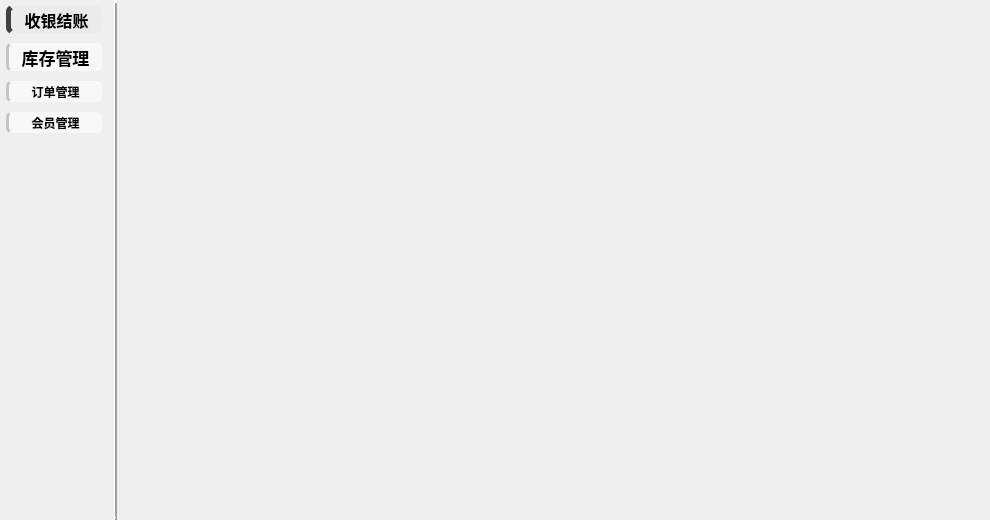
ylxcvvan/Supermarket-Commodity-Management-System, file view/page/pagemain.ui: the form before one commit.
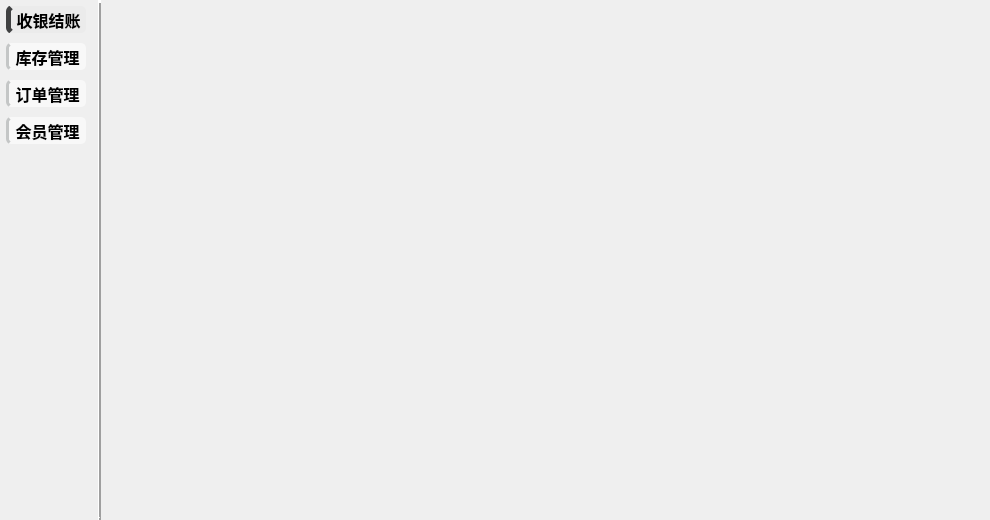
The form after the commit. Icons and pictures are not drawn. Custom widgets are drawn as their Qt base class.

Commit message: 取消了左侧按钮的随界面的变大变小的设置，当窗口变大时，出现卡顿的bug仍需要解决

The edit to the form file:
```diff
--- a/view/page/pagemain.ui
+++ b/view/page/pagemain.ui
@@ -13,7 +13,7 @@
   <property name="windowTitle">
    <string>Form</string>
   </property>
-  <layout class="QHBoxLayout" name="horizontalLayout" stretch="1,0,8">
+  <layout class="QHBoxLayout" name="horizontalLayout" stretch="0,0,8">
    <property name="leftMargin">
     <number>0</number>
    </property>
@@ -44,9 +44,9 @@
       <number>6</number>
      </property>
      <item>
-      <widget class="ResizableIconButton" name="toolButtonCashier">
+      <widget class="QToolButton" name="toolButtonCashier">
        <property name="sizePolicy">
-        <sizepolicy hsizetype="Expanding" vsizetype="Preferred">
+        <sizepolicy hsizetype="Preferred" vsizetype="Preferred">
          <horstretch>0</horstretch>
          <verstretch>0</verstretch>
         </sizepolicy>
@@ -117,9 +117,9 @@
       </widget>
      </item>
      <item>
-      <widget class="ResizableIconButton" name="toolButtonInventory">
+      <widget class="QToolButton" name="toolButtonInventory">
        <property name="sizePolicy">
-        <sizepolicy hsizetype="Expanding" vsizetype="Preferred">
+        <sizepolicy hsizetype="Preferred" vsizetype="Preferred">
          <horstretch>0</horstretch>
          <verstretch>0</verstretch>
         </sizepolicy>
@@ -133,7 +133,7 @@
        <property name="font">
         <font>
          <family>微软雅黑</family>
-         <pointsize>13</pointsize>
+         <pointsize>12</pointsize>
          <bold>true</bold>
         </font>
        </property>
@@ -182,9 +182,9 @@
       </widget>
      </item>
      <item>
-      <widget class="ResizableIconButton" name="toolButtonOrder">
+      <widget class="QToolButton" name="toolButtonOrder">
        <property name="sizePolicy">
-        <sizepolicy hsizetype="Expanding" vsizetype="Preferred">
+        <sizepolicy hsizetype="Preferred" vsizetype="Preferred">
          <horstretch>0</horstretch>
          <verstretch>0</verstretch>
         </sizepolicy>
@@ -198,6 +198,7 @@
        <property name="font">
         <font>
          <family>微软雅黑</family>
+         <pointsize>12</pointsize>
          <bold>true</bold>
         </font>
        </property>
@@ -246,9 +247,9 @@
       </widget>
      </item>
      <item>
-      <widget class="ResizableIconButton" name="toolButtonVip">
+      <widget class="QToolButton" name="toolButtonVip">
        <property name="sizePolicy">
-        <sizepolicy hsizetype="Expanding" vsizetype="Preferred">
+        <sizepolicy hsizetype="Preferred" vsizetype="Preferred">
          <horstretch>0</horstretch>
          <verstretch>0</verstretch>
         </sizepolicy>
@@ -262,6 +263,7 @@
        <property name="font">
         <font>
          <family>微软雅黑</family>
+         <pointsize>12</pointsize>
          <bold>true</bold>
         </font>
        </property>
@@ -345,13 +347,6 @@
    </item>
   </layout>
  </widget>
- <customwidgets>
-  <customwidget>
-   <class>ResizableIconButton</class>
-   <extends>QToolButton</extends>
-   <header>view/page/resizableiconbutton.h</header>
-  </customwidget>
- </customwidgets>
  <resources>
   <include location="../../images.qrc"/>
  </resources>
```
The commit also changes 6 other files.
